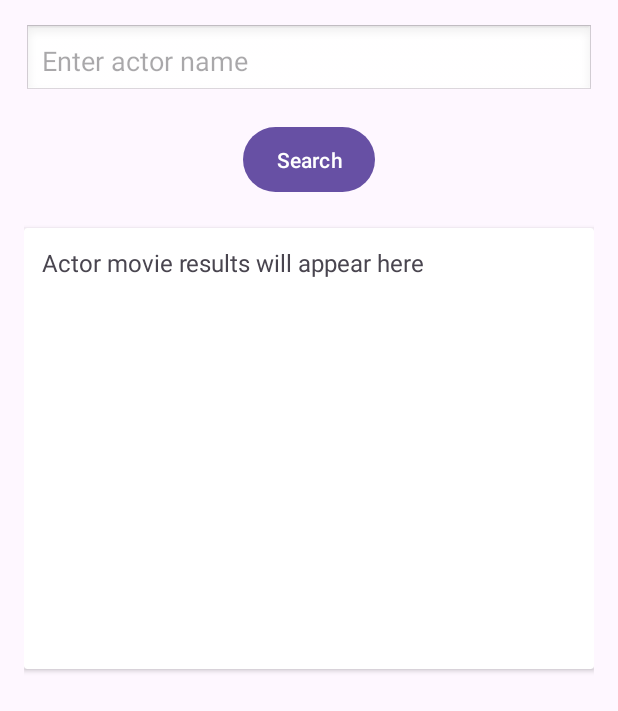
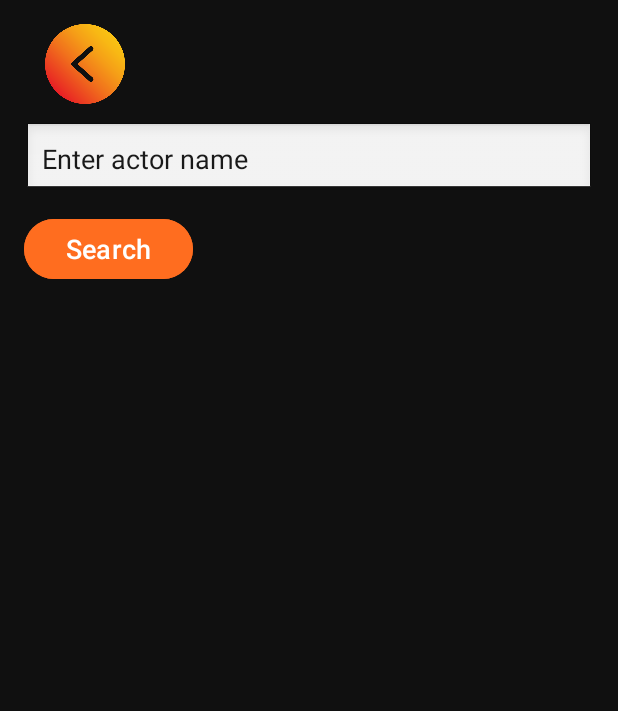
Before and after one commit to MattJ03/OMDB, an Android app: the ActorSearchActivity screen opened directly, with no data from a screen before it, on a phone screen of 412 x 824 dp. Shown: the top 711 px of the screen. Run offline under Robolectric (Android 15) with nearby library versions, the phone set to English and light mode, and no system bars; our stand-ins replace Room's generated code.

```diff
--- a/app/src/main/java/com/example/coursework2/ActorSearchActivity.java
+++ b/app/src/main/java/com/example/coursework2/ActorSearchActivity.java
@@ -2,18 +2,24 @@ package com.example.coursework2;
 
 import androidx.appcompat.app.AppCompatActivity;
 
+import android.content.Intent;
 import android.os.Bundle;
+import android.widget.ArrayAdapter;
 import android.widget.Button;
 import android.widget.EditText;
-import android.widget.TextView;
+import android.widget.ImageView;
+import android.widget.ListView;
 
+import java.util.ArrayList;
 import java.util.List;
 
 public class ActorSearchActivity extends AppCompatActivity {
 
     private EditText etActorName;
-    private TextView tvActorResults;
+    private ListView lvActorResults;
+    private ImageView imgBack;
     private MovieDao movieDao;
+    private ArrayList<String> actorMovies;
 
     @Override
     protected void onCreate(Bundle savedInstanceState) {
@@ -21,38 +27,46 @@ public class ActorSearchActivity extends AppCompatActivity {
         setContentView(R.layout.activity_actor_search);
 
         etActorName = findViewById(R.id.etActorName);
-        tvActorResults = findViewById(R.id.tvActorResults);
+        lvActorResults = findViewById(R.id.lvActorResults);
+        imgBack = findViewById(R.id.imgActorBack);
         Button btnSearch = findViewById(R.id.btnSearchActor);
 
         movieDao = MovieDatabase.getInstance(this).movieDao();
 
         btnSearch.setOnClickListener(v -> searchByActor());
+
+        imgBack.setOnClickListener(v -> finish()); // go back to previous activity
     }
 
     private void searchByActor() {
         String query = etActorName.getText().toString().trim();
-
         if (query.isEmpty()) {
             etActorName.setError("Please enter an actor name");
             return;
         }
 
-        List<MovieEntity> results = movieDao.searchByActor(query);
+        new Thread(() -> {
+            List<MovieEntity> results = movieDao.searchByActor(query);
 
-        if (results.isEmpty()) {
-            tvActorResults.setText("No movies found for: " + query);
-            return;
-        }
+            if (actorMovies == null) {
+                actorMovies = new ArrayList<>();
+            } else {
+                actorMovies.clear();
+            }
 
-        StringBuilder builder = new StringBuilder();
+            for (MovieEntity movie : results) {
+                actorMovies.add(movie.title + " (" + movie.year + ")");
+            }
 
-        for (MovieEntity movie : results) {
-            builder.append("Title: ").append(movie.title).append("\n")
-                    .append("Year: ").append(movie.year).append("\n")
-                    .append("Actors: ").append(movie.actors).append("\n")
-                    .append("Plot: ").append(movie.plot).append("\n\n");
-        }
-
-        tvActorResults.setText(builder.toString());
+            runOnUiThread(() -> {
+                ArrayAdapter<String> adapter = new ArrayAdapter<>(
+                        ActorSearchActivity.this,
+                        R.layout.list_item_movie, // same as SavedMovieActivity
+                        R.id.tvMovieTitle,
+                        actorMovies
+                );
+                lvActorResults.setAdapter(adapter);
+            });
+        }).start();
     }
 }
--- a/app/src/main/java/com/example/coursework2/SearchMovieActivity.java
+++ b/app/src/main/java/com/example/coursework2/SearchMovieActivity.java
@@ -32,12 +32,16 @@ public class SearchMovieActivity extends AppCompatActivity {
 
     private ImageView imgBack;
 
+    public MovieDao getMovieDao() {
+        return movieDao;
+    }
+
     @Override
     protected void onCreate(Bundle savedInstanceState) {
         super.onCreate(savedInstanceState);
         setContentView(R.layout.activity_search_movie);
 
-        etMovieTitle = (EditText) findViewById(R.id.etMovieTitle);
+        etMovieTitle = (EditText) findViewById(R.id.etActorName);
         tvTitle = findViewById(R.id.tvTitle);
         tvYear = findViewById(R.id.tvYear);
         tvRated = findViewById(R.id.tvRated);
--- a/app/src/main/res/layout/activity_actor_search.xml
+++ b/app/src/main/res/layout/activity_actor_search.xml
@@ -1,59 +1,48 @@
 <?xml version="1.0" encoding="utf-8"?>
-<ScrollView xmlns:android="http://schemas.android.com/apk/res/android"
+<LinearLayout xmlns:android="http://schemas.android.com/apk/res/android"
+    android:orientation="vertical"
+    android:padding="16dp"
+    android:background="#101010"
     android:layout_width="match_parent"
-    android:layout_height="match_parent"
-    android:padding="16dp"
-    android:scrollbars="vertical">
+    android:layout_height="match_parent">
 
-    <LinearLayout
-        android:layout_width="match_parent"
-        android:layout_height="wrap_content"
-        android:orientation="vertical"
-        android:gravity="center_horizontal">
+    <ImageView
+        android:id="@+id/imgActorBack"
+        android:layout_width="81dp"
+        android:layout_height="53dp"
+        android:src="@drawable/img_1"
+        android:layout_marginBottom="12dp"/>
 
     <EditText
         android:id="@+id/etActorName"
         android:layout_width="match_parent"
         android:layout_height="wrap_content"
         android:hint="Enter actor name"
-            android:inputType="text"
+        android:background="@android:drawable/edit_text"
         android:padding="12dp"
-            android:layout_marginBottom="16dp"
-            android:background="@android:drawable/edit_text"/>
+        android:textColor="@color/black"
+        android:textColorHint="@color/black"
+        android:textSize="18sp"/>
 
     <Button
         android:id="@+id/btnSearchActor"
         android:layout_width="wrap_content"
         android:layout_height="wrap_content"
         android:text="Search"
-            android:layout_marginBottom="20dp"
-            android:padding="12dp"/>
+        android:textColor="#FFFFFF"
+        android:backgroundTint="@color/orange"
+        android:layout_marginTop="12dp"
+        android:paddingLeft="28dp"
+        android:paddingRight="28dp"
+        android:textSize="18sp"/>
 
-        <!-- CardView result box -->
-        <androidx.cardview.widget.CardView
+    <ListView
+        android:id="@+id/lvActorResults"
         android:layout_width="match_parent"
-            android:layout_height="wrap_content"
-            android:layout_marginBottom="16dp"
-            android:elevation="6dp"
-            android:padding="16dp"
-            android:background="@android:color/white">
-
-            <LinearLayout
-                android:layout_width="match_parent"
-                android:layout_height="294dp"
-                android:orientation="vertical"
-                android:padding="8dp">
-
-                <TextView
-                    android:id="@+id/tvActorResults"
-                    android:layout_width="362dp"
-                    android:layout_height="wrap_content"
-                    android:lineSpacingExtra="4dp"
-                    android:padding="4dp"
-                    android:text="Actor movie results will appear here"
-                    android:textSize="16sp" />
+        android:layout_height="0dp"
+        android:layout_weight="1"
+        android:divider="#444444"
+        android:dividerHeight="1dp"
+        android:paddingTop="12dp"
+        android:paddingBottom="12dp"/>
 </LinearLayout>
-        </androidx.cardview.widget.CardView>
-
-    </LinearLayout>
-</ScrollView>
--- a/app/src/main/res/layout/activity_main.xml
+++ b/app/src/main/res/layout/activity_main.xml
@@ -10,8 +10,8 @@
 
     <ImageView
         android:id="@+id/ivInfo"
-        android:layout_width="0dp"
-        android:layout_height="0dp"
+        android:layout_width="101dp"
+        android:layout_height="39dp"
         android:layout_marginTop="40dp"
         android:layout_marginBottom="320dp"
         app:layout_constraintBottom_toTopOf="@+id/btnAdvancedSearch"
@@ -93,6 +93,6 @@
         app:layout_constraintHorizontal_bias="1.0"
         app:layout_constraintStart_toStartOf="parent"
         app:layout_constraintTop_toBottomOf="@+id/btnAdvancedSearch"
-        app:layout_constraintVertical_bias="1.0" />
+        app:layout_constraintVertical_bias="0.482" />
 
 </androidx.constraintlayout.widget.ConstraintLayout>
--- a/app/src/main/res/layout/activity_search_movie.xml
+++ b/app/src/main/res/layout/activity_search_movie.xml
@@ -21,7 +21,7 @@
 
 
         <EditText
-            android:id="@+id/etMovieTitle"
+            android:id="@+id/etActorName"
             android:layout_width="match_parent"
             android:layout_height="wrap_content"
             android:background="@android:drawable/edit_text"
--- a/app/src/main/res/layout/list_item_movie.xml
+++ b/app/src/main/res/layout/list_item_movie.xml
@@ -2,6 +2,6 @@
     android:id="@+id/tvMovieTitle"
     android:layout_width="match_parent"
     android:layout_height="wrap_content"
-    android:padding="12dp"
+    android:padding="13dp"
     android:textSize="18sp"
-    android:textColor="@color/orange" />
+    android:textColor="@color/white" />
```
Also changed, not shown: app/build.gradle.kts (+10 -2 lines), 3 other files. Lines whose indentation alone changed are shown as unchanged.
